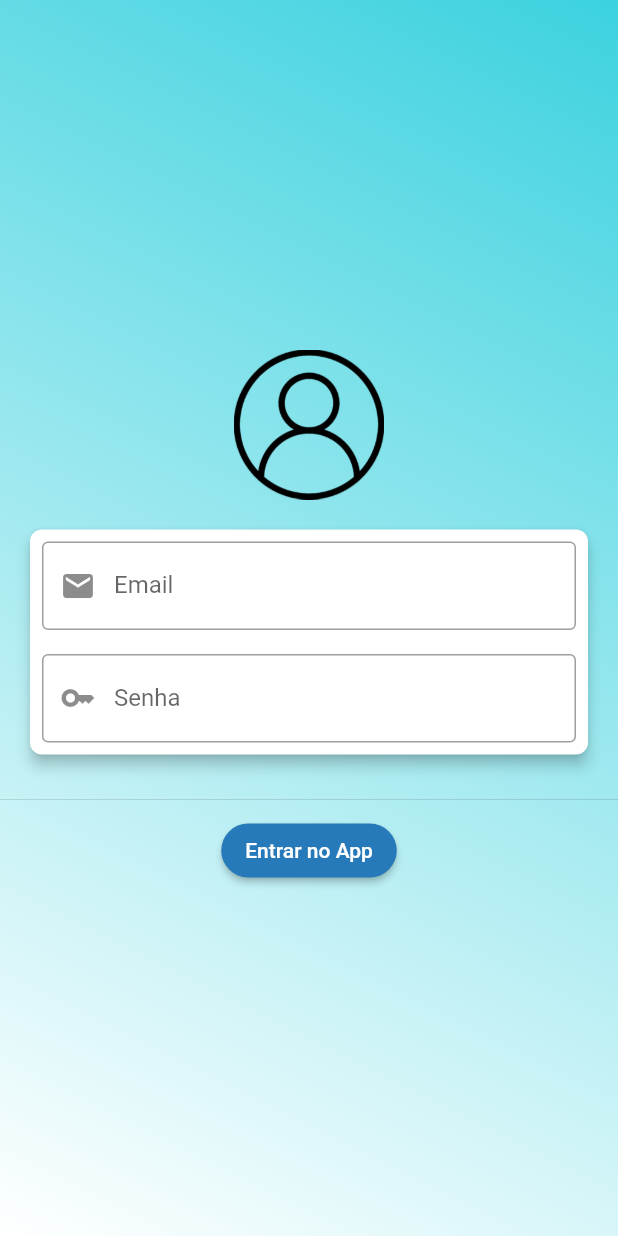
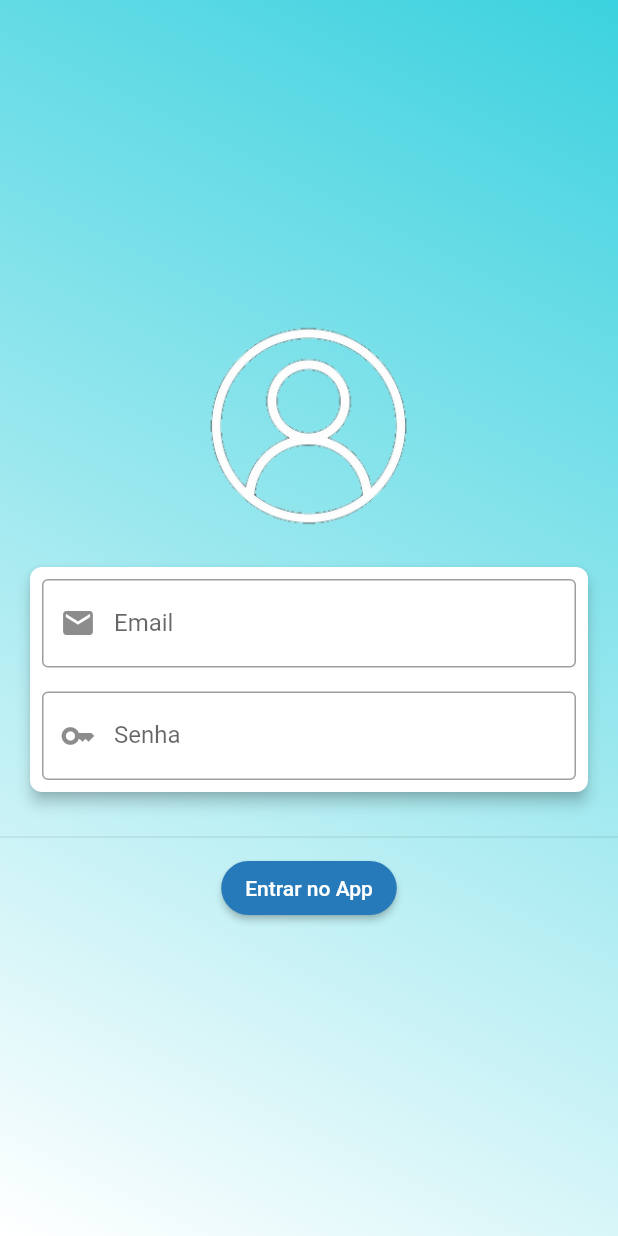
Before and after one commit to fernandocunhapereira/dispositivo2, a Flutter app: the screen it shows after launch, on a phone screen of 412 x 824 dp. Run offline on Flutter 3.47's test engine with Material 2 defaults, Android fonts, the phone set to English and light mode, and no system bars; our stand-ins replace dio.

Commit message:
ajustes no layout geral

```diff
--- a/lib/componentes/usuarios_listview.dart
+++ b/lib/componentes/usuarios_listview.dart
@@ -61,8 +61,8 @@ class _UsuarioListViewState extends State<UsuarioListView> {
                               .deleteUsuario(_controller.usuarios[index]);
                         },
                         icon: const Icon(Icons.delete),
-                        //color: Color.fromARGB(255, 183, 31, 20),
-                        color: Theme.of(context).colorScheme.primary,
+                        color: Color.fromARGB(255, 183, 31, 20),
+                        //color: Theme.of(context).colorScheme.primary,
                       ),
                     ],
                   )),
--- a/lib/pages/login_page.dart
+++ b/lib/pages/login_page.dart
@@ -33,8 +33,8 @@ class _LoginPageState extends State<LoginPage> {
         body: Column(
           mainAxisAlignment: MainAxisAlignment.center,
           children: <Widget>[
-            Image.asset('assets/images/icone_login.png',width: 100, height: 100, fit: BoxFit.cover,),
-
+            //Image.asset('assets/images/icone_login.png',width: 100, height: 100, fit: BoxFit.cover,),
+            Image.asset('assets/images/icone1.png',width: 150, height: 150, fit: BoxFit.cover,),
             Card(
               shape:
                   RoundedRectangleBorder(borderRadius: BorderRadius.circular(8)),
--- a/pubspec.yaml
+++ b/pubspec.yaml
@@ -60,6 +60,8 @@ flutter:
   uses-material-design: true
   assets:
     - assets/images/icone_login.png
+    - assets/images/icone1.png
+    - assets/images/icone2.png
 
   # To add assets to your application, add an assets section, like this:
 
```
Also changed, not shown: assets/images/exemplos_icones.png (added), assets/images/icone1.png (added), assets/images/icone2.png (added).
